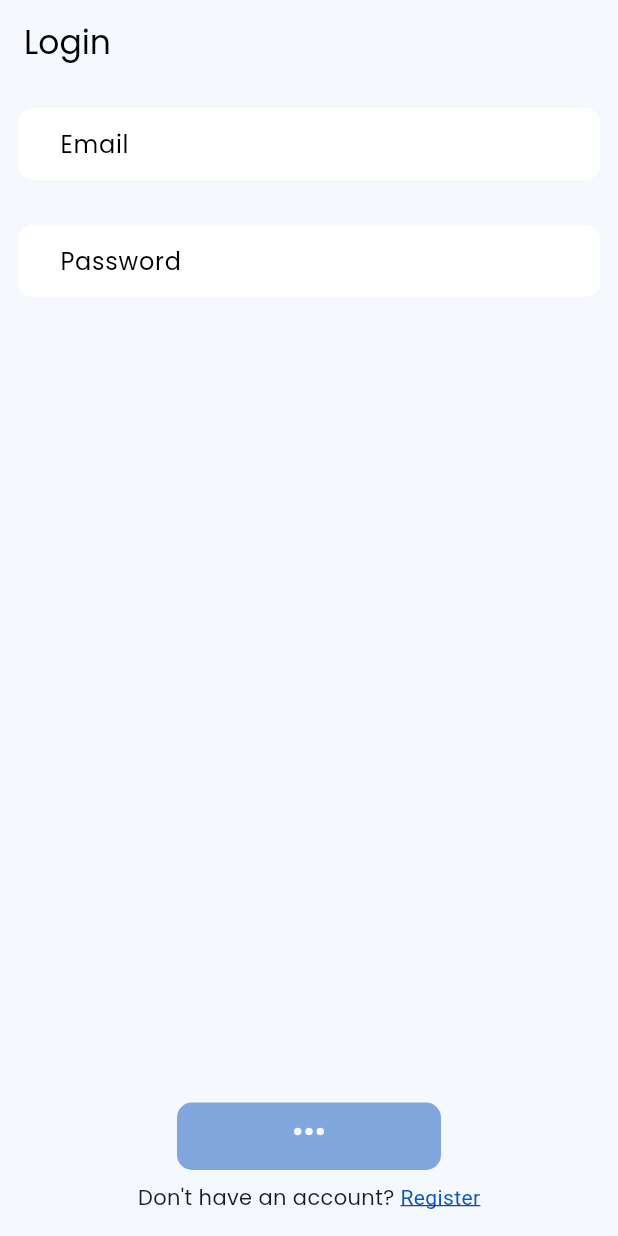
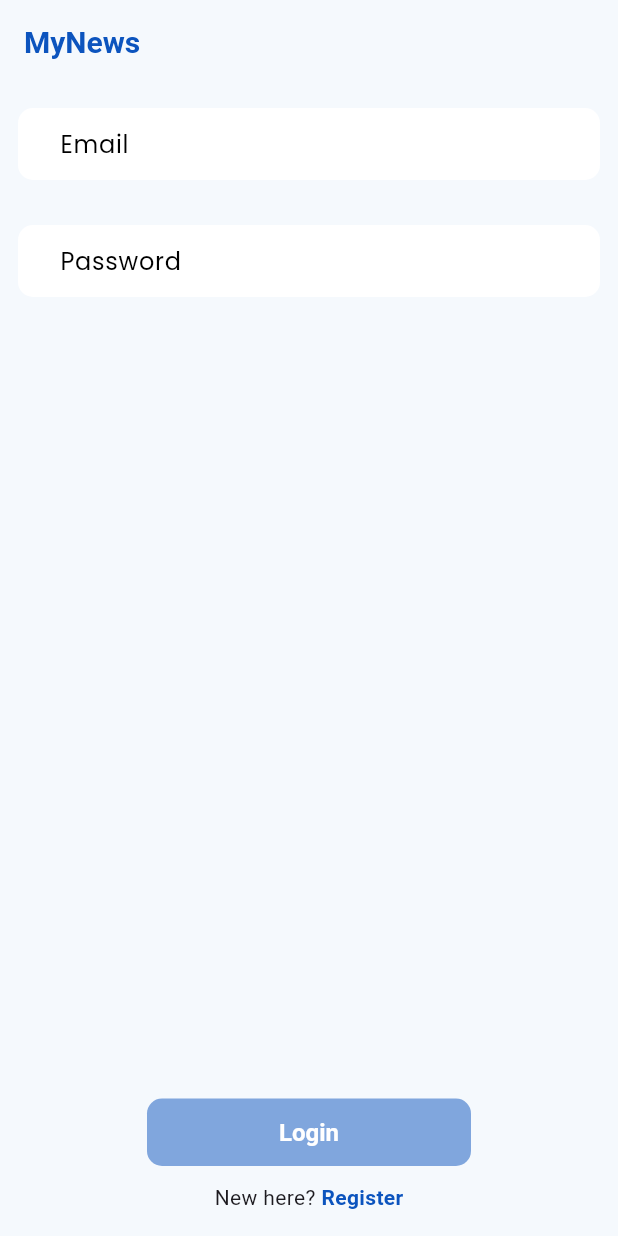
Before and after one commit to sagnik-sanyal/my_newz, a Flutter app: the screen it shows after launch, on a phone screen of 412 x 824 dp. Run offline on Flutter 3.47's test engine with Material 3 defaults, Android fonts, the phone set to English and light mode, and no system bars; drawn by our look-alikes of reactive_forms; our stand-ins replace google_fonts.

Commit message:
Refactor UI constants and update app theme in app_theme.dart and ui_constants.dart

```diff
--- a/lib/app/constants/ui_constants.dart
+++ b/lib/app/constants/ui_constants.dart
@@ -1,6 +1,6 @@
 /// Spacing constants
-const double kVerticalSpace = 16;
-const double kHorizontalSpace = 12;
+const double vPadding = 16;
+const double hPadding = 12;
 
 /// Border radius constants
 const double kBorderRadius = 10;
--- a/lib/app/theme/app_theme.dart
+++ b/lib/app/theme/app_theme.dart
@@ -24,7 +24,15 @@ sealed class AppTheme {
         platform: defaultTargetPlatform,
       ),
       primaryColor: scheme.primary,
-      appBarTheme: const AppBarTheme(elevation: 0, scrolledUnderElevation: 0),
+      appBarTheme: const AppBarTheme(
+        elevation: 0,
+        scrolledUnderElevation: 0,
+        titleTextStyle: TextStyle(
+          color: AppColors.primary,
+          fontSize: 20,
+          fontWeight: FontWeight.w700,
+        ),
+      ),
       primaryTextTheme: GoogleFonts.poppinsTextTheme(),
       textTheme: GoogleFonts.poppinsTextTheme(),
       elevatedButtonTheme: ElevatedButtonThemeData(
--- a/lib/features/auth/screens/login_screen.dart
+++ b/lib/features/auth/screens/login_screen.dart
@@ -4,6 +4,7 @@ import 'package:reactive_forms/reactive_forms.dart';
 import '../../../app/constants/app_colors.dart';
 import '../../../app/constants/ui_constants.dart';
 import '../../../shared/extensions/widget_ext.dart';
+import '../../../shared/widgets/app_text.dart';
 import '../../../shared/widgets/loading_button.dart';
 import '../widgets/email_field.dart';
 import '../widgets/password_field.dart';
@@ -31,7 +32,9 @@ class LoginScreen extends StatelessWidget {
   @override
   Widget build(BuildContext context) {
     return Scaffold(
-      appBar: AppBar(title: const Text('Login')),
+      appBar: AppBar(
+        title: AppText.bold('MyNews', color: AppColors.primary, fontSize: 20),
+      ),
       body: ReactiveFormBuilder(
         form: _buildForm,
         builder: (_, __, Widget? child) => GestureDetector(
@@ -41,16 +44,17 @@ class LoginScreen extends StatelessWidget {
               Expanded(child: _buildFields()),
               _buildButton(),
               const Padding(
-                padding: EdgeInsets.only(top: kVerticalSpace / 2),
+                padding: EdgeInsets.only(top: vPadding / 1.5),
                 child: Text.rich(
                   TextSpan(
-                    text: "Don't have an account? ",
+                    text: 'New here? ',
+                    style: TextStyle(fontWeight: FontWeight.w400),
                     children: <TextSpan>[
                       TextSpan(
                         text: 'Register',
                         style: TextStyle(
                           color: AppColors.primary,
-                          decoration: TextDecoration.underline,
+                          fontWeight: FontWeight.w700,
                         ),
                       ),
                     ],
@@ -60,19 +64,13 @@ class LoginScreen extends StatelessWidget {
             ],
           ),
         ),
-      ).addPadding(
-        const EdgeInsets.symmetric(
-          horizontal: kHorizontalSpace,
-          vertical: kVerticalSpace,
-        ),
-      ),
+      ).addPadding(),
     );
   }
 
   /// Builds the fields required for the form
   SingleChildScrollView _buildFields() {
     return const SingleChildScrollView(
-      child: Center(
       child: Column(
         children: <Widget>[
           EmailField(controlName: 'email'),
@@ -80,17 +78,23 @@ class LoginScreen extends StatelessWidget {
           PasswordField(controlName: 'password'),
         ],
       ),
-      ),
     );
   }
 
   /// Builds the register button
   ReactiveFormConsumer _buildButton() {
     return ReactiveFormConsumer(
-      builder: (_, FormGroup form, __) => LoadingButton(
+      child: const Text('Login'),
+      builder: (_, FormGroup form, Widget? child) => LoadingButton(
         onPressed: form.valid ? () {} : null,
-        isLoading: true,
-        child: const Text('Login'),
+        style: ElevatedButton.styleFrom(
+          minimumSize: const Size(220, 49),
+          backgroundColor: AppColors.primary,
+          shape: RoundedRectangleBorder(
+            borderRadius: BorderRadius.circular(10),
+          ),
+        ),
+        child: child,
       ),
     );
   }
```
Also changed, not shown: lib/features/auth/screens/signup_screen.dart (+69 -13 lines), lib/features/auth/widgets/name_field.dart (added, +47 -0 lines), lib/shared/extensions/widget_ext.dart (+22 -2 lines). Lines whose indentation alone changed are shown as unchanged.
